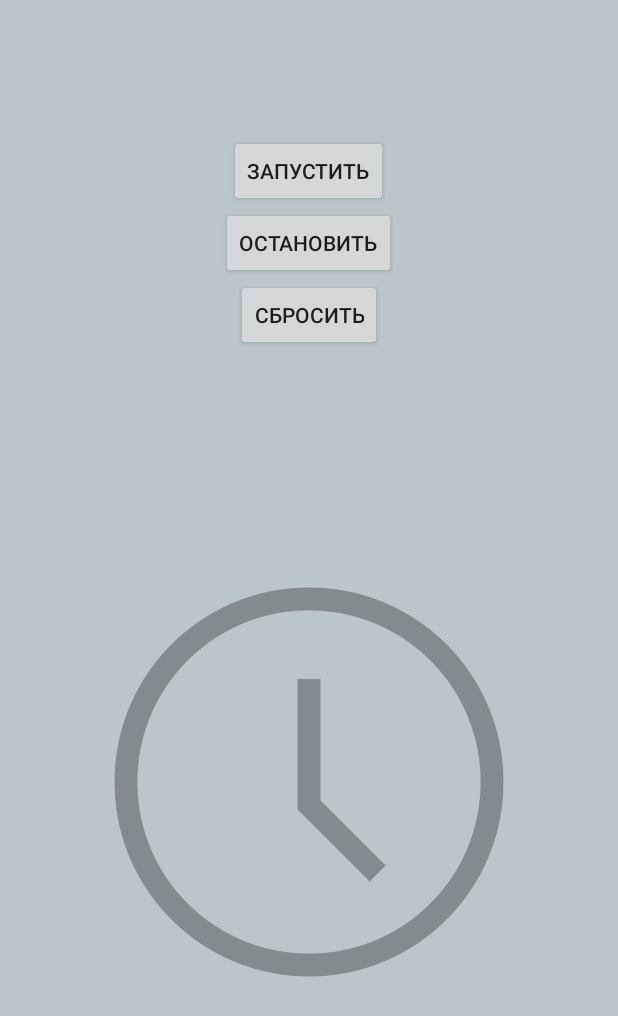
After one commit to sk1ly/KekTestApp, an Android app: the StopwatchActivity screen opened directly, with no data from a screen before it, on a phone screen of 412 x 824 dp. The commit adds this screen. Shown: the top 1016 px of the screen. Run offline under Robolectric (Android 15) with nearby library versions, the phone set to English and light mode, and no system bars.

Commit message:
FIRSTAPP-008 Добавил StopwatchActivity

```diff
--- a/app/build.gradle
+++ b/app/build.gradle
@@ -7,7 +7,7 @@ android {
         minSdkVersion 19
         targetSdkVersion 28
         versionCode 1
-        versionName "0.1.0-2"
+        versionName "0.2.1-1"
         testInstrumentationRunner "androidx.test.runner.AndroidJUnitRunner"
     }
     buildTypes {
--- a/app/src/main/java/ru/sk1ly/firstapp/Constants.java
+++ b/app/src/main/java/ru/sk1ly/firstapp/Constants.java
@@ -7,5 +7,7 @@ public class Constants {
         public static final String USER_SECOND_NAME = "ru.sk1ly.firstapp.USER_SECOND_NAME";
         public static final String USER_FIRST_NAME_ANSWER = "ru.sk1ly.firstapp.USER_FIRST_NAME_ANSWER";
         public static final String USER_SECOND_NAME_ANSWER = "ru.sk1ly.firstapp.USER_SECOND_NAME_ANSWER";
+        public static final String STOPWATCH_STATUS = "ru.sk1ly.firstapp.STOPWATCH_STATUS";
+        public static final String STOPWATCH_SECONDS = "ru.sk1ly.firstapp.SECONDS";
     }
 }
--- a/app/src/main/java/ru/sk1ly/firstapp/MainActivity.java
+++ b/app/src/main/java/ru/sk1ly/firstapp/MainActivity.java
@@ -122,6 +122,11 @@ public class MainActivity extends AppCompatActivity {
         startActivity(beerInfoIntent);
     }
 
+    public void onClickStopwatchButton(View view) {
+        Intent stopwatchIntent = new Intent(MainActivity.this, StopwatchActivity.class);
+        startActivity(stopwatchIntent);
+    }
+
     private void makeOrientationToastText(String orientationType) {
         Toast.makeText(getApplicationContext(), "В данный момент " + orientationType + " ориентация", Toast.LENGTH_LONG).show();
     }
--- /dev/null
+++ b/app/src/main/java/ru/sk1ly/firstapp/StopwatchActivity.java
@@ -0,0 +1,74 @@
+package ru.sk1ly.firstapp;
+
+import android.app.Activity;
+import android.os.Bundle;
+import android.os.Handler;
+import android.view.View;
+import android.widget.TextView;
+
+import java.util.Locale;
+
+import static ru.sk1ly.firstapp.Constants.*;
+
+public class StopwatchActivity extends Activity {
+
+    private boolean mStopwatchIsRunning = false;
+    private int mStopwatchSeconds = 0;
+    private TextView mStopwatchTime;
+
+    @Override
+    protected void onCreate(Bundle savedInstanceState) {
+        super.onCreate(savedInstanceState);
+        setContentView(R.layout.activity_stopwatch);
+        mStopwatchTime = findViewById(R.id.stopwatch_time);
+        if (savedInstanceState != null) {
+            mStopwatchIsRunning = savedInstanceState.getBoolean(Keys.STOPWATCH_STATUS);
+            mStopwatchSeconds = savedInstanceState.getInt(Keys.STOPWATCH_SECONDS);
+        }
+        runStopwatch();
+    }
+
+    @Override
+    protected void onSaveInstanceState(Bundle outState) {
+        super.onSaveInstanceState(outState);
+        outState.putBoolean(Keys.STOPWATCH_STATUS, mStopwatchIsRunning);
+        outState.putInt(Keys.STOPWATCH_SECONDS, mStopwatchSeconds);
+    }
+
+    public void onClickStartStopwatchButton(View view) {
+        mStopwatchIsRunning = true;
+    }
+
+    public void onClickStopStopwatchButton(View view) {
+        mStopwatchIsRunning = false;
+    }
+
+    public void onClickRefreshStopwatchButton(View view) {
+        mStopwatchIsRunning = false;
+        mStopwatchSeconds = 0;
+        calculateAndSetTime();
+    }
+
+    private void runStopwatch() {
+        final Handler handler = new Handler();
+        handler.post(new Runnable() {
+            @Override
+            public void run() {
+                if (mStopwatchIsRunning) {
+                    calculateAndSetTime();
+                    mStopwatchSeconds++;
+                }
+                handler.postDelayed(this, 1000);
+            }
+        });
+    }
+
+    private void calculateAndSetTime() {
+        int hours = mStopwatchSeconds / 3600;
+        int minutes = (mStopwatchSeconds % 3600) / 60;
+        int seconds = mStopwatchSeconds % 60;
+        String time = String.format(Locale.getDefault(), "%d:%02d:%02d",
+                hours, minutes, seconds);
+        mStopwatchTime.setText(time);
+    }
+}
--- /dev/null
+++ b/app/src/main/res/layout/activity_stopwatch.xml
@@ -0,0 +1,43 @@
+<?xml version="1.0" encoding="utf-8"?>
+<LinearLayout xmlns:android="http://schemas.android.com/apk/res/android"
+    xmlns:tools="http://schemas.android.com/tools"
+    android:layout_width="match_parent"
+    android:layout_height="match_parent"
+    android:gravity="center_horizontal"
+    android:orientation="vertical"
+    android:padding="15dp"
+    android:background="@color/baseActivitiesBackground"
+    tools:context=".StopwatchActivity">
+
+    <TextView
+        android:id="@+id/stopwatch_time"
+        android:layout_width="wrap_content"
+        android:layout_height="wrap_content"
+        android:textAppearance="@android:style/TextAppearance.Large"
+        android:textSize="56sp" />
+
+    <Button
+        android:layout_width="wrap_content"
+        android:layout_height="wrap_content"
+        android:onClick="onClickStartStopwatchButton"
+        android:text="@string/start_stopwatch_button_text" />
+
+    <Button
+        android:layout_width="wrap_content"
+        android:layout_height="wrap_content"
+        android:onClick="onClickStopStopwatchButton"
+        android:text="@string/stop_stopwatch_button_text" />
+
+    <Button
+        android:layout_width="wrap_content"
+        android:layout_height="wrap_content"
+        android:onClick="onClickRefreshStopwatchButton"
+        android:text="@string/refresh_stopwatch_button_text" />
+
+    <ImageView
+        android:layout_width="wrap_content"
+        android:layout_height="wrap_content"
+        android:src="@drawable/clocks"
+        android:alpha=".30"/>
+
+</LinearLayout>
--- a/app/src/main/res/values/strings.xml
+++ b/app/src/main/res/values/strings.xml
@@ -5,12 +5,15 @@
     <string name="activity_authorize_label">Авторизация</string>
     <string name="activity_about_label">О приложении</string>
     <string name="activity_work_with_display_label">Работа с экраном</string>
+    <string name="activity_beer_info_label">О пиве</string>
+    <string name="activity_stopwatch_label">Секундомер</string>
     <string name="authorize_button_text">Авторизоваться</string>
     <string name="say_kek_button_text">Сказать Кек</string>
     <string name="say_kek_with_ricardo_button_text">Сказать Кек и показать Рикардо</string>
     <string name="get_orientation_button_text">Узнать ориентацию</string>
     <string name="work_with_display_button_text">Поработать с экраном</string>
     <string name="beer_info_button_text">Узнать о пиве</string>
+    <string name="stopwatch_button_text">Секундомер</string>
     <string name="hello_before_user_name">Здравствуй,</string>
     <string name="default_first_user_name">Неизвестный</string>
     <string name="default_second_user_name">пользователь</string>
@@ -244,4 +247,7 @@
         (29 сентября) и до дня Св. Георгия (23 апреля). Таким образом, «мартовское» было последним пивом, изготовленным за сезон. После него
         полагалось соблюдать многомесячную паузу. Ёмкости для варки напитка на это время опечатывались представителями властей.
     </string>
+    <string name="start_stopwatch_button_text">Запустить</string>
+    <string name="stop_stopwatch_button_text">Остановить</string>
+    <string name="refresh_stopwatch_button_text">Сбросить</string>
 </resources>
```
Also changed, not shown: app/src/main/AndroidManifest.xml (+6 -1 lines), app/src/main/res/layout-land/activity_main.xml (+8 -0 lines), app/src/main/res/layout/activity_main.xml (+7 -0 lines), app/src/main/res/drawable/clocks.png (added).
